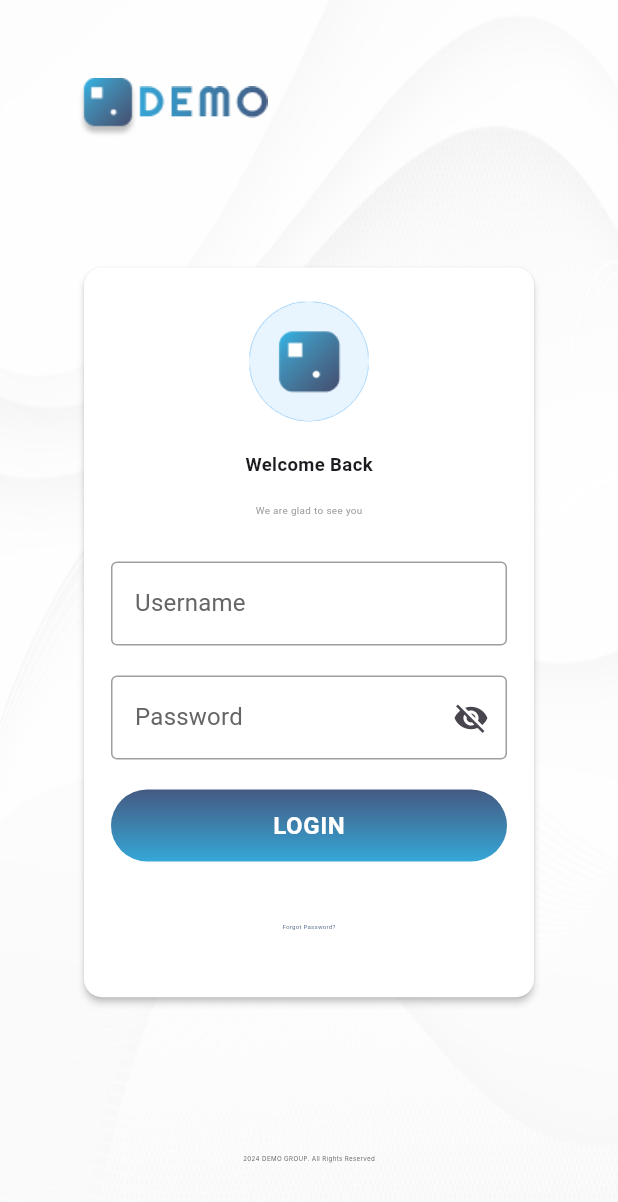
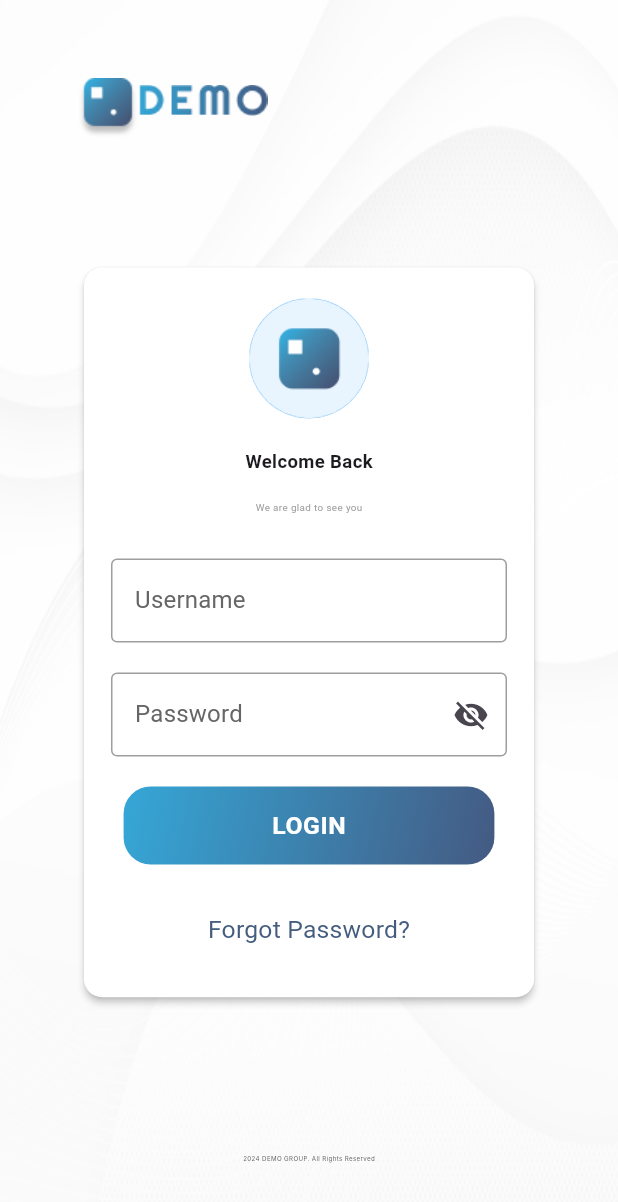
Before and after one commit to Phool-Prakash/assignment, a Flutter app: the screen it shows after launch, on a phone screen of 412 x 824 dp. Shown: the top 1202 px of the screen. Run offline on Flutter 3.47's test engine with Material 3 defaults, Android fonts, the phone set to English and light mode, and no system bars; Roboto replaces fonts that are missing (Public Sans).

Commit message:
CustomWidget

```diff
--- /dev/null
+++ b/lib/customWidget/customButton.dart
@@ -0,0 +1,67 @@
+import 'package:flutter/material.dart';
+
+class CustomButtonChe extends StatefulWidget {
+  const CustomButtonChe({
+    super.key,
+    required this.onPressed,
+    required this.text,
+    this.bWidth,
+    this.bHeight,
+    this.textSize,
+    this.color1,
+    this.color2,
+    this.color3,
+    this.textColor,
+    this.padding,
+    this.textStyle,
+    this.boxDecoration,
+    this.boxShadow,
+  });
+
+  final VoidCallback onPressed;
+  final String text;
+  final double? bWidth, bHeight, textSize;
+  final Color? color1, color2, color3, textColor;
+  final EdgeInsetsGeometry? padding;
+  final TextStyle? textStyle;
+  final BoxDecoration? boxDecoration;
+  final BoxShadow? boxShadow;
+
+  @override
+  State<CustomButtonChe> createState() => _CustomButtonCheState();
+}
+
+class _CustomButtonCheState extends State<CustomButtonChe> {
+  @override
+  Widget build(BuildContext context) {
+    return Container(
+        width: widget.bWidth ?? MediaQuery.of(context).size.width * 0.60,
+        height: widget.bHeight,
+        decoration: widget.boxDecoration ??
+            BoxDecoration(
+              borderRadius: const BorderRadius.all(Radius.circular(18)),
+              gradient: LinearGradient(
+                  begin: Alignment.topLeft,
+                  end: Alignment.bottomRight,
+                  colors: [
+                    widget.color1 ?? Colors.white,
+                    widget.color2 ?? const Color(0xFFF44336),
+                  ]),
+            ),
+        child: ElevatedButton(
+          onPressed: widget.onPressed,
+          style: ElevatedButton.styleFrom(
+              backgroundColor: Colors.transparent,
+              shadowColor: Colors.transparent),
+          child: Text(
+            widget.text,
+            style: widget.textStyle ??
+                TextStyle(
+                    color: Colors.white,
+                    fontSize: widget.textSize ?? 15,
+                    letterSpacing: 0.8,
+                    fontWeight: FontWeight.bold),
+          ),
+        ));
+  }
+}
--- /dev/null
+++ b/lib/customWidget/customTextButton.dart
@@ -0,0 +1,30 @@
+import 'package:flutter/material.dart';
+
+class CustomTextButton extends StatelessWidget {
+  const CustomTextButton(
+      {super.key,
+      required this.text,
+      required this.onPressed,
+      this.textAlign,
+      this.textStyle,
+      this.textColor});
+  final String text;
+  final VoidCallback onPressed;
+  final TextAlign? textAlign;
+  final TextStyle? textStyle;
+  final Color? textColor;
+
+  @override
+  Widget build(BuildContext context) {
+    return TextButton(
+        onPressed: onPressed,
+        child: Text(
+            textAlign: textAlign ?? TextAlign.center,
+            text,
+            style: textStyle ??
+                TextStyle(
+                    color: textColor ?? Colors.blue,
+                    fontSize: 15,
+                    fontWeight: FontWeight.bold)));
+  }
+}
--- /dev/null
+++ b/lib/customWidget/paddingExtension.dart
@@ -0,0 +1,47 @@
+import 'dart:math';
+
+import 'package:flutter/material.dart';
+
+extension PaddingExtension on Widget {
+  ///Add uniform padding around the Widget
+  Widget padAll(double value) => Padding(
+        padding: EdgeInsets.all(value),
+        child: this,
+      );
+
+  ///Adds symmetric vertical and horizontal padding to the widget.
+  Widget padSymmetric({double vertical = 0.0, double horizontal = 0.0}) =>
+      Padding(
+        padding:
+            EdgeInsets.symmetric(vertical: vertical, horizontal: horizontal),
+        child: this,
+      );
+
+  ///Add padding only(left,right,top and bottom)
+  Widget padOnly(
+          {double top = 0.0,
+          double bottom = 0.0,
+          double left = 0.0,
+          double right = 0.0}) =>
+      Padding(
+        padding:
+            EdgeInsets.only(top: top, bottom: bottom, left: left, right: right),
+        child: this,
+      );
+}
+
+///Adds uniform margin around the widget
+extension MarginExtension on Widget {
+  Widget marginAll(double value) => Container(
+        margin: EdgeInsets.all(value),
+        child: this,
+      );
+
+  ///Adds symmetric vertical and horizontal margins to the widget
+  Widget marginSymmetric({double vertical = 0.0, double horizontal = 0.0}) =>
+      Container(
+        margin:
+            EdgeInsets.symmetric(vertical: vertical, horizontal: horizontal),
+        child: this,
+      );
+}
--- a/lib/main.dart
+++ b/lib/main.dart
@@ -1,3 +1,6 @@
+import 'package:assignment/customWidget/customButton.dart';
+import 'package:assignment/customWidget/customTextButton.dart';
+import 'package:assignment/customWidget/paddingExtension.dart';
 import 'package:flutter/material.dart';
 
 void main() {
@@ -58,6 +61,7 @@ class _LoginPageState extends State<LoginPage> {
               children: [
                 //left side screen
                 if (screenWidth > 600) _buildLeftSide(screenWidth),
+
                 // right side of screen
                 Expanded(
                   flex: 1,
@@ -77,10 +81,7 @@ class _LoginPageState extends State<LoginPage> {
                             SizedBox(
                               width: screenWidth * 0.001,
                             ),
-                            Padding(
-                              padding: const EdgeInsets.only(bottom: 8.0),
-                              child: Image.asset('assets/DEMO.png'),
-                            )
+                            Image.asset('assets/DEMO.png').padOnly(bottom: 10)
                           ],
                         ),
                         SizedBox(
@@ -187,65 +188,46 @@ class _LoginPageState extends State<LoginPage> {
                                         ),
                                       ),
                                       const SizedBox(height: 20),
-                                      InkWell(
-                                        splashColor: Colors.transparent,
-                                        onTap: () {},
-                                        child: Container(
-                                          width: 450,
-                                          height: 48,
-                                          padding: const EdgeInsets.symmetric(
-                                              horizontal: 16, vertical: 6),
-                                          clipBehavior: Clip.antiAlias,
-                                          decoration: ShapeDecoration(
-                                            gradient: const LinearGradient(
-                                              begin: Alignment(0.00, 1.00),
-                                              end: Alignment(0, -1),
-                                              colors: [
-                                                Color(0xFF35A7D7),
-                                                Color(0xFF445A82)
-                                              ],
-                                            ),
-                                            shape: RoundedRectangleBorder(
-                                              borderRadius:
-                                                  BorderRadius.circular(30),
-                                            ),
-                                          ),
-                                          child: const Center(
-                                            child: Text(
-                                              'LOGIN',
-                                              style: TextStyle(
+
+                                      //LogIn button
+                                      CustomButtonChe(
+                                        onPressed: () {},
+                                        bHeight: 52,
+                                        color1: const Color(0xFF35A7D7),
+                                        color2: const Color(0xFF445A82),
+                                        text: 'LOGIN',
+                                        textStyle: TextStyle(
                                           color: Colors.white,
-                                                fontSize: 16,
+                                          fontSize: screenHeight * 0.02,
                                           fontFamily: 'Public Sans',
                                           fontWeight: FontWeight.w600,
                                           height: 0.09,
                                           letterSpacing: 0.40,
                                         ),
                                       ),
-                                          ),
-                                        ),
-                                      ),
                                       const SizedBox(height: 20),
-                                      TextButton(
+
+                                      //forgotPassword button
+                                      CustomTextButton(
                                         onPressed: () {},
-                                        child: Text(
-                                          'Forgot Password?',
-                                          textAlign: TextAlign.center,
-                                          style: TextStyle(
+                                        text: 'Forgot Password?',
+                                        textStyle: TextStyle(
                                           color: const Color(0xFF445D7F),
-                                            fontSize: screenWidth * 0.01,
+                                          fontSize: screenHeight * 0.02,
                                           fontFamily: 'Public Sans',
                                           fontWeight: FontWeight.w400,
                                           letterSpacing: 0.15,
                                         ),
-                                        ),
-                                      ),
+                                      )
                                     ],
                                   ),
                                 ),
                               ),
                             ),
                           ),
+                        ),
+                        const SizedBox(
+                          height: 20,
                         ),
                         Center(
                           child: Text(
```
Lines whose indentation alone changed are shown as unchanged.
